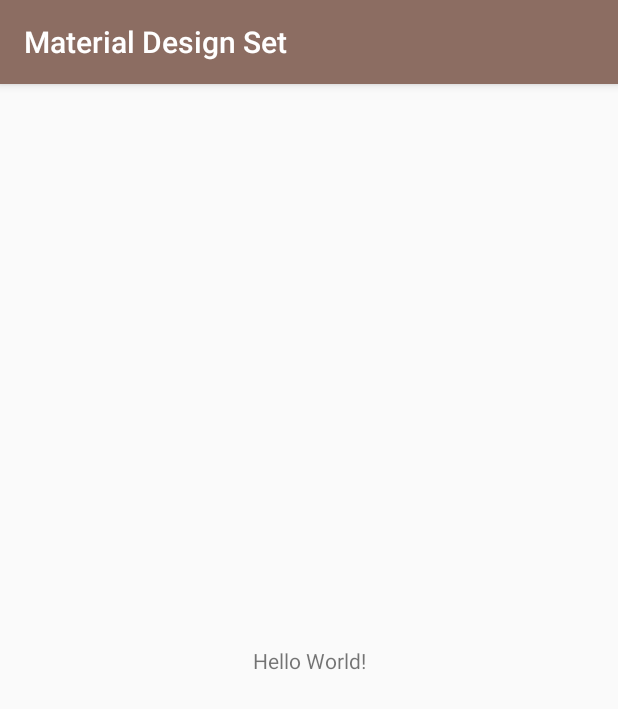
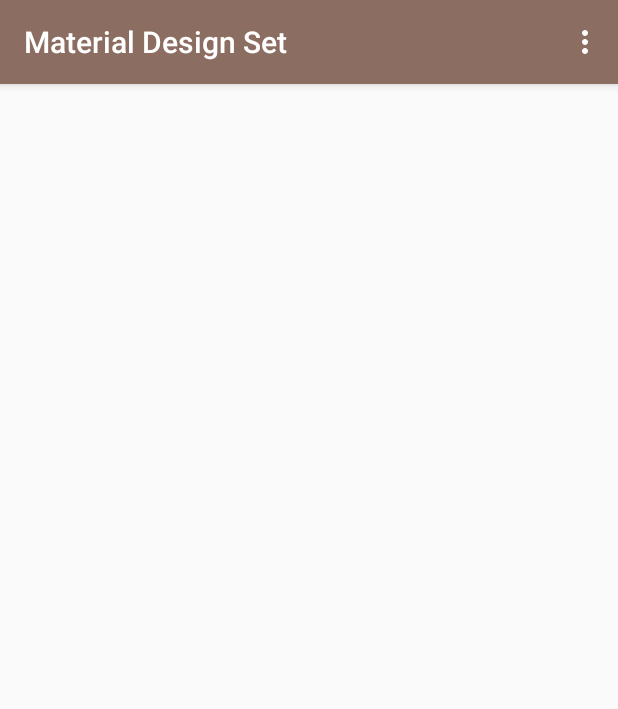
Before and after one commit to ilgulee/AndroidMaterialDesign, an Android app: the screen it shows after launch (MainActivity), on a phone screen of 412 x 824 dp. Shown: the top 709 px of the screen. Run offline under Robolectric (Android 15) with nearby library versions, the phone set to English and light mode, and no system bars.

Commit message:
Create Menus (Components) in ToolBar (main menu)

```diff
--- a/app/src/main/java/ilgulee/com/materialdesignset/MainActivity.java
+++ b/app/src/main/java/ilgulee/com/materialdesignset/MainActivity.java
@@ -1,7 +1,10 @@
 package ilgulee.com.materialdesignset;
 
+import android.os.Bundle;
 import android.support.v7.app.AppCompatActivity;
-import android.os.Bundle;
+import android.view.Menu;
+import android.view.MenuItem;
+import android.widget.Toast;
 
 public class MainActivity extends AppCompatActivity {
 
@@ -10,4 +13,23 @@ public class MainActivity extends AppCompatActivity {
         super.onCreate(savedInstanceState);
         setContentView(R.layout.activity_main);
     }
+
+    @Override
+    public boolean onCreateOptionsMenu(Menu menu) {
+        getMenuInflater().inflate(R.menu.menu_main,menu);
+        return true;
+    }
+
+    @Override
+    public boolean onOptionsItemSelected(MenuItem item) {
+        int id=item.getItemId();
+        if(id==R.id.item1_id){
+            Toast.makeText(getApplicationContext(),"item1 is selected",Toast.LENGTH_SHORT).show();
+        }else if(id==R.id.item2_id){
+            Toast.makeText(getApplicationContext(),"item2 is selected",Toast.LENGTH_SHORT).show();
+        }else if(id==R.id.item3_id){
+            Toast.makeText(getApplicationContext(),"item3 is selected",Toast.LENGTH_SHORT).show();
+        }
+        return super.onOptionsItemSelected(item);
+    }
 }
--- a/app/src/main/res/layout/activity_main.xml
+++ b/app/src/main/res/layout/activity_main.xml
@@ -1,18 +1,12 @@
 <?xml version="1.0" encoding="utf-8"?>
-<android.support.constraint.ConstraintLayout xmlns:android="http://schemas.android.com/apk/res/android"
+<android.support.constraint.ConstraintLayout
+    xmlns:android="http://schemas.android.com/apk/res/android"
+    xmlns:tools="http://schemas.android.com/tools"
     xmlns:app="http://schemas.android.com/apk/res-auto"
-    xmlns:tools="http://schemas.android.com/tools"
     android:layout_width="match_parent"
     android:layout_height="match_parent"
     tools:context=".MainActivity">
 
-    <TextView
-        android:layout_width="wrap_content"
-        android:layout_height="wrap_content"
-        android:text="Hello World!"
-        app:layout_constraintBottom_toBottomOf="parent"
-        app:layout_constraintLeft_toLeftOf="parent"
-        app:layout_constraintRight_toRightOf="parent"
-        app:layout_constraintTop_toTopOf="parent" />
+
 
 </android.support.constraint.ConstraintLayout>
--- /dev/null
+++ b/app/src/main/res/menu/menu_main.xml
@@ -0,0 +1,14 @@
+<?xml version="1.0" encoding="utf-8"?>
+<menu xmlns:app="http://schemas.android.com/apk/res-auto"
+    xmlns:android="http://schemas.android.com/apk/res/android">
+
+    <item
+        android:id="@+id/item1_id"
+        android:title="@string/item_1" />
+    <item
+        android:id="@+id/item2_id"
+        android:title="@string/item2" />
+    <item
+        android:id="@+id/item3_id"
+        android:title="@string/item_3" />
+</menu>
--- a/app/src/main/res/values/strings.xml
+++ b/app/src/main/res/values/strings.xml
@@ -1,3 +1,6 @@
 <resources>
     <string name="app_name">Material Design Set</string>
+    <string name="item_1">Item 1</string>
+    <string name="item2">item 2</string>
+    <string name="item_3">item 3</string>
 </resources>
```
